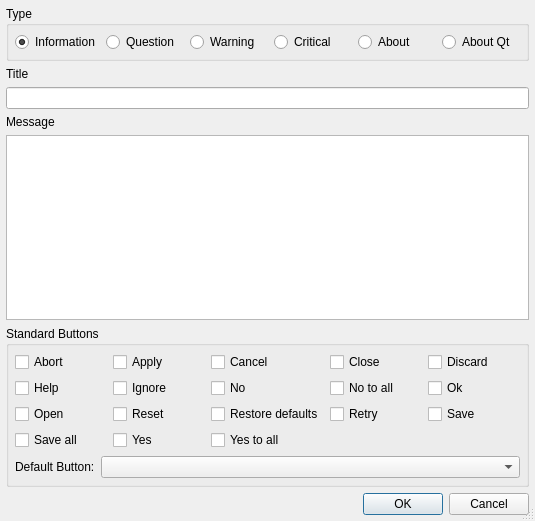
The window that Plugins/WizardPlugins/MessageBoxWizard/MessageBoxWizardDialog.ui (testmana2/test) describes before a commit, drawn with Qt 5.
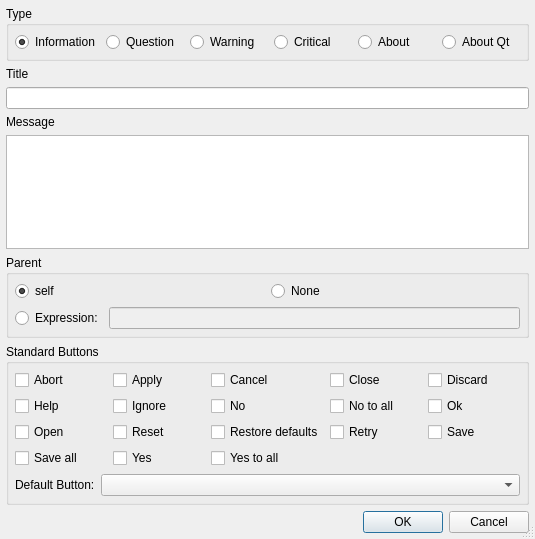
The same window after the commit.

Commit message: Extended the QMessageBox wizard.

The edit to the form file:
```diff
--- a/Plugins/WizardPlugins/MessageBoxWizard/MessageBoxWizardDialog.ui
+++ b/Plugins/WizardPlugins/MessageBoxWizard/MessageBoxWizardDialog.ui
@@ -7,7 +7,7 @@
     <x>0</x>
     <y>0</y>
     <width>535</width>
-    <height>521</height>
+    <height>539</height>
    </rect>
   </property>
   <property name="windowTitle">
@@ -16,7 +16,7 @@
   <property name="sizeGripEnabled">
    <bool>true</bool>
   </property>
-  <layout class="QVBoxLayout">
+  <layout class="QVBoxLayout" name="verticalLayout">
    <item>
     <widget class="QGroupBox" name="groupBox">
      <property name="title">
@@ -135,6 +135,62 @@
      </property>
     </widget>
    </item>
+   <item>
+    <widget class="QGroupBox" name="parentGroup">
+     <property name="title">
+      <string>Parent</string>
+     </property>
+     <layout class="QGridLayout" name="gridLayout_3">
+      <item row="0" column="0">
+       <widget class="QRadioButton" name="parentSelf">
+        <property name="toolTip">
+         <string>Select &quot;self&quot; as parent</string>
+        </property>
+        <property name="text">
+         <string>self</string>
+        </property>
+        <property name="checked">
+         <bool>true</bool>
+        </property>
+       </widget>
+      </item>
+      <item row="0" column="1">
+       <widget class="QRadioButton" name="parentNone">
+        <property name="toolTip">
+         <string>Select &quot;None&quot; as parent</string>
+        </property>
+        <property name="text">
+         <string>None</string>
+        </property>
+       </widget>
+      </item>
+      <item row="1" column="0" colspan="2">
+       <layout class="QHBoxLayout" name="horizontalLayout_2">
+        <item>
+         <widget class="QRadioButton" name="parentOther">
+          <property name="toolTip">
+           <string>Select to enter a parent expression</string>
+          </property>
+          <property name="text">
+           <string>Expression:</string>
+          </property>
+         </widget>
+        </item>
+        <item>
+         <widget class="QLineEdit" name="parentEdit">
+          <property name="enabled">
+           <bool>false</bool>
+          </property>
+          <property name="toolTip">
+           <string>Enter the parent expression</string>
+          </property>
+         </widget>
+        </item>
+       </layout>
+      </item>
+     </layout>
+    </widget>
+   </item>
    <item>
     <widget class="QGroupBox" name="standardButtons">
      <property name="title">
```
Left out of the diff: 33 changed lines with no effect on the pictures. The commit also changes 10 other files.
